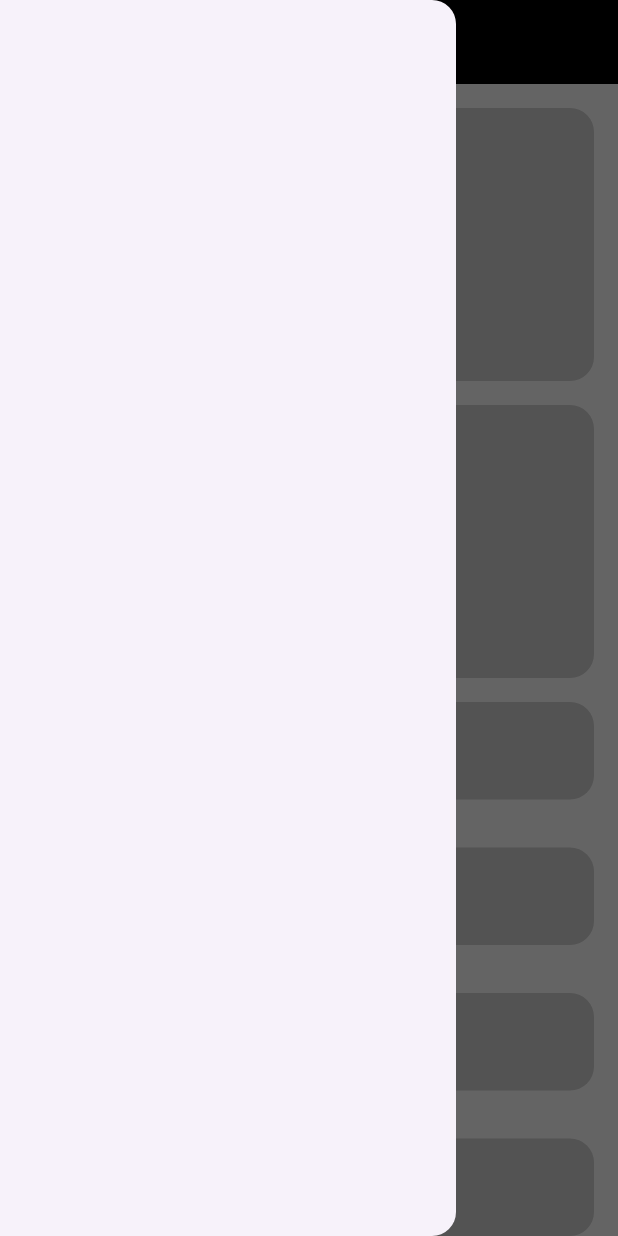
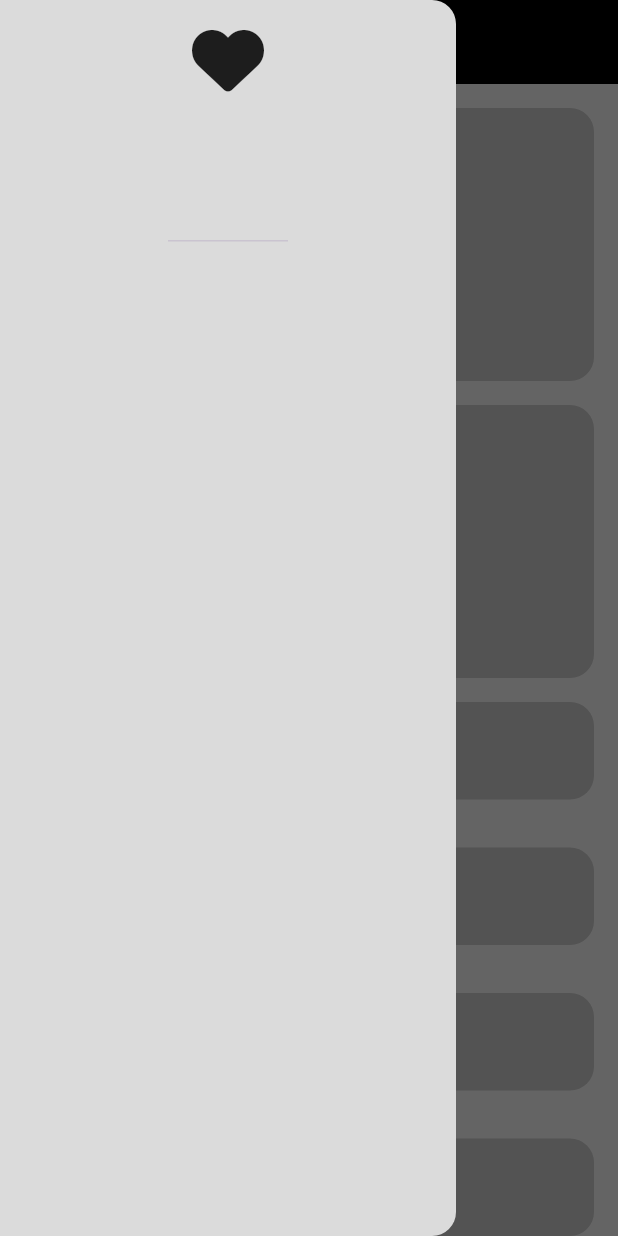
Before and after one commit to YoussefHabib97/adaptive_responsive_app, a Flutter app: the screen it shows after launch, with the side drawer open, on a phone screen of 412 x 824 dp. Run offline on Flutter 3.47's test engine with Material 3 defaults, Android fonts, the phone set to English and light mode, and no system bars; our stand-ins replace font_awesome_flutter.

Commit message:
Added a custom drawer widget & FontAwesome Icons

```diff
--- a/lib/views/widgets/custom_drawer.dart
+++ b/lib/views/widgets/custom_drawer.dart
@@ -1,10 +1,24 @@
 import 'package:flutter/material.dart';
+
+import 'package:font_awesome_flutter/font_awesome_flutter.dart';
 
 class CustomDrawer extends StatelessWidget {
   const CustomDrawer({super.key});
 
   @override
   Widget build(BuildContext context) {
-    return Drawer();
+    return Drawer(
+      backgroundColor: const Color(0xFFDBDBDB),
+      child: Column(
+        children: [
+          const DrawerHeader(
+            child: FaIcon(
+              FontAwesomeIcons.solidHeart,
+              size: 48,
+            ),
+          ),
+        ],
+      ),
+    );
   }
 }
```
Also changed, not shown: pubspec.yaml (+4 -12 lines), pubspec.lock.
